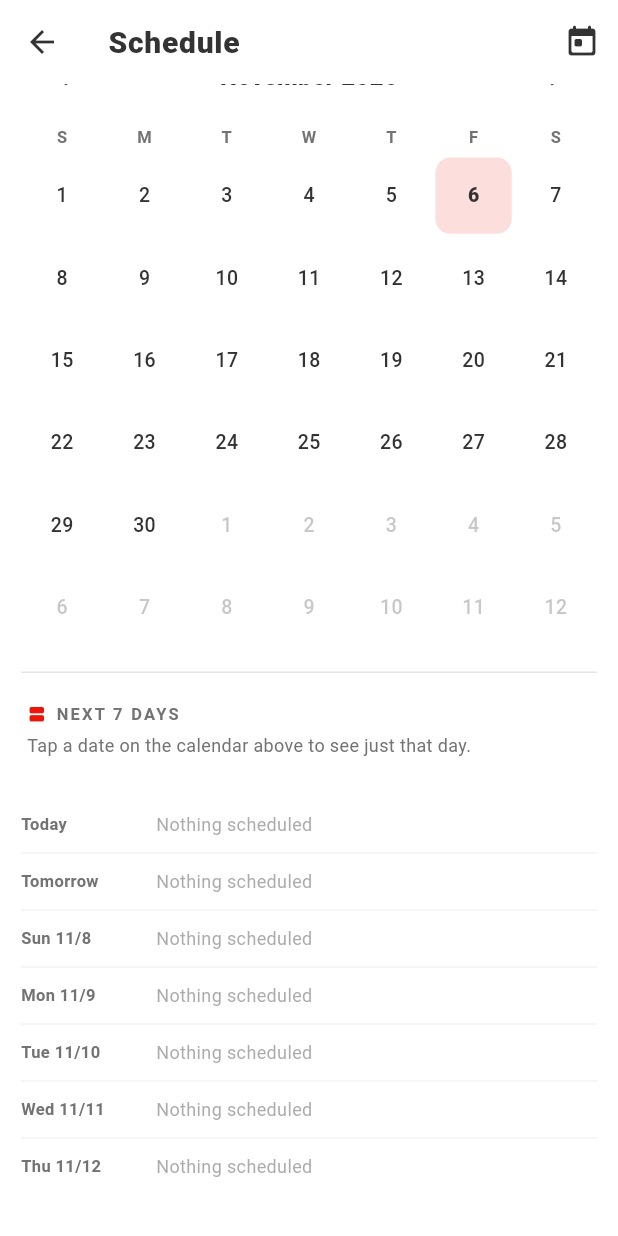
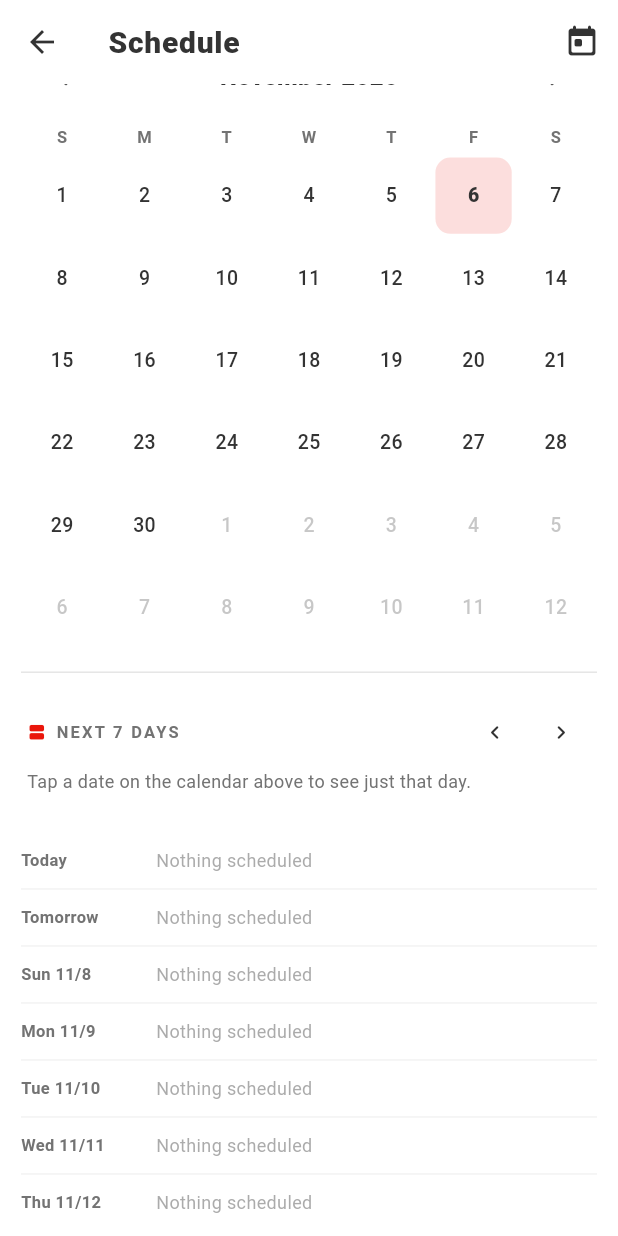
Before and after one commit to marquezluis/f3-digital-weinke, a Flutter app: the ScheduleScreen screen opened directly, scrolled down 47 dp, on a phone screen of 412 x 824 dp. Run offline on Flutter 3.47's test engine with Material 3 defaults, Android fonts, the phone set to English and light mode, and no system bars; our stand-ins replace clock, confetti, flutter_local_notifications, flutter_map, flutter_secure_storage, flutter_tts and 10 more; missing offline and left inert: flutter_appauth; accounts and stored records are empty.

Commit message:
feat(schedule): add week-level navigation to the agenda (CAL-01)
Schedule's plain (unfiltered) agenda always showed a fixed "today
through +7 days" window with no way to look at any other week — the
month-grid calendar already had prev/next navigation, but the agenda
list underneath it didn't.

- Added _agendaWeekStart (defaults to today) as the window's anchor,
  and _shiftAgendaWeek(±1) to move it in 7-day steps, refetching via
  the same explicit-`from` pattern _loadCalendarMonth already uses
  for past months — the API has no end-date filter, so fetching from
  an earlier date still returns today/future events too.
- _load()'s windowing now reads from _agendaWeekStart instead of a
  hardcoded "today" for the plain agenda; the filtered-agenda's
  90-day-forward cap stays anchored to real today, unaffected (it was
  never week-nav's concern).
- Fixed a latent mislabeling bug this surfaced: _dayLabel's
  "Today"/"Tomorrow" special-casing was being fed the loop index,
  which is only equal to "days since real today" while viewing the
  current week. Viewing a different week now computes the true
  day-vs-today offset instead.
- "Jump to today" (existing AppBar action) now also resets the
  agenda's week, not just the calendar grid's month.

flutter analyze and flutter test (281 tests) both clean.

Co-Authored-By: Claude Sonnet 5 <noreply@anthropic.com>
Claude-Session: https://claude.ai/code/session_016UgMxBWcJs5YerfT15godc

```diff
--- a/lib/l10n/app_en.arb
+++ b/lib/l10n/app_en.arb
@@ -270,6 +270,8 @@
   "scheduleTitle": "Schedule",
   "scheduleJumpToday": "Jump to today",
   "scheduleNext7Days": "NEXT 7 DAYS",
+  "scheduleWeekPrevious": "Previous week",
+  "scheduleWeekNext": "Next week",
   "scheduleUpcomingFiltered": "UPCOMING",
   "scheduleTapDateHint": "Tap a date on the calendar above to see just that day.",
   "scheduleNoMatches": "No matches",
--- a/lib/l10n/app_es.arb
+++ b/lib/l10n/app_es.arb
@@ -132,6 +132,8 @@
   "scheduleTitle": "Horario",
   "scheduleJumpToday": "Ir a hoy",
   "scheduleNext7Days": "PRÓXIMOS 7 DÍAS",
+  "scheduleWeekPrevious": "Semana anterior",
+  "scheduleWeekNext": "Semana siguiente",
   "scheduleUpcomingFiltered": "PRÓXIMOS",
   "scheduleTapDateHint": "Toca una fecha en el calendario de arriba para ver solo ese día.",
   "scheduleNoMatches": "Sin coincidencias",
--- a/lib/l10n/app_fr.arb
+++ b/lib/l10n/app_fr.arb
@@ -132,6 +132,8 @@
   "scheduleTitle": "Horaire",
   "scheduleJumpToday": "Aller à aujourd'hui",
   "scheduleNext7Days": "LES 7 PROCHAINS JOURS",
+  "scheduleWeekPrevious": "Semaine précédente",
+  "scheduleWeekNext": "Semaine suivante",
   "scheduleUpcomingFiltered": "À VENIR",
   "scheduleTapDateHint": "Touche une date sur le calendrier ci-dessus pour voir seulement ce jour.",
   "scheduleNoMatches": "Aucun résultat",
--- a/lib/l10n/app_localizations.dart
+++ b/lib/l10n/app_localizations.dart
@@ -856,6 +856,18 @@ abstract class AppLocalizations {
   /// **'NEXT 7 DAYS'**
   String get scheduleNext7Days;
 
+  /// No description provided for @scheduleWeekPrevious.
+  ///
+  /// In en, this message translates to:
+  /// **'Previous week'**
+  String get scheduleWeekPrevious;
+
+  /// No description provided for @scheduleWeekNext.
+  ///
+  /// In en, this message translates to:
+  /// **'Next week'**
+  String get scheduleWeekNext;
+
   /// No description provided for @scheduleUpcomingFiltered.
   ///
   /// In en, this message translates to:
--- a/lib/l10n/app_localizations_en.dart
+++ b/lib/l10n/app_localizations_en.dart
@@ -443,6 +443,12 @@ class AppLocalizationsEn extends AppLocalizations {
 
   @override
   String get scheduleNext7Days => 'NEXT 7 DAYS';
+
+  @override
+  String get scheduleWeekPrevious => 'Previous week';
+
+  @override
+  String get scheduleWeekNext => 'Next week';
 
   @override
   String get scheduleUpcomingFiltered => 'UPCOMING';
--- a/lib/l10n/app_localizations_es.dart
+++ b/lib/l10n/app_localizations_es.dart
@@ -448,6 +448,12 @@ class AppLocalizationsEs extends AppLocalizations {
 
   @override
   String get scheduleNext7Days => 'PRÓXIMOS 7 DÍAS';
+
+  @override
+  String get scheduleWeekPrevious => 'Semana anterior';
+
+  @override
+  String get scheduleWeekNext => 'Semana siguiente';
 
   @override
   String get scheduleUpcomingFiltered => 'PRÓXIMOS';
--- a/lib/l10n/app_localizations_fr.dart
+++ b/lib/l10n/app_localizations_fr.dart
@@ -450,6 +450,12 @@ class AppLocalizationsFr extends AppLocalizations {
 
   @override
   String get scheduleNext7Days => 'LES 7 PROCHAINS JOURS';
+
+  @override
+  String get scheduleWeekPrevious => 'Semaine précédente';
+
+  @override
+  String get scheduleWeekNext => 'Semaine suivante';
 
   @override
   String get scheduleUpcomingFiltered => 'À VENIR';
--- a/lib/screens/schedule_screen.dart
+++ b/lib/screens/schedule_screen.dart
@@ -97,16 +97,42 @@ class _ScheduleScreenState extends State<ScheduleScreen> {
   bool _loadingCalendar = false;
   List<F3EventInstance> _calendarEvents = []; // whichever month is displayed
 
-  /// "Today" action: jumps the calendar back to the current month and clears
-  /// any selected date, returning to the default 7-day agenda.
+  static DateTime _todayNormalized() {
+    final now = DateTime.now();
+    return DateTime(now.year, now.month, now.day);
+  }
+
+  // CAL-01 in the official-app wireframes: lets the plain (unfiltered)
+  // agenda be navigated week by week instead of always showing a fixed
+  // "today through +7 days" window. Defaults to today — _buildWeekAgenda's
+  // 8-day window (today through +7) is unchanged until this is navigated.
+  DateTime _agendaWeekStart = _todayNormalized();
+
+  /// "Today" action: jumps the calendar back to the current month, resets
+  /// the week agenda back to today, and clears any selected date.
   void _resetToToday() {
     final currentMonth = DateTime(DateTime.now().year, DateTime.now().month);
     final monthChanged = currentMonth != _calendarMonth;
+    final weekChanged = _agendaWeekStart != _todayNormalized();
     setState(() {
       _calendarMonth = currentMonth;
+      _agendaWeekStart = _todayNormalized();
       _selectedDay = null;
     });
     if (monthChanged) _loadCalendarMonth();
+    if (weekChanged) _load();
+  }
+
+  /// Shifts the week agenda by [deltaWeeks] (±1) and refetches anchored to
+  /// the new start — mirrors _changeMonth's pattern of an explicit [from]
+  /// so navigating to a past week still returns those events (the API has
+  /// no end-date filter, so "from the past" still returns today/future
+  /// too; _load's own windowing trims back down to 8 days).
+  void _shiftAgendaWeek(int deltaWeeks) {
+    setState(() {
+      _agendaWeekStart = _agendaWeekStart.add(Duration(days: 7 * deltaWeeks));
+    });
+    _load();
   }
 
   /// Fetches everything from the 1st of [_calendarMonth] through a generous
@@ -190,28 +216,35 @@ class _ScheduleScreenState extends State<ScheduleScreen> {
     final profile = context.read<AppProfileService>();
     final token = await auth.getF3AccessToken();
     final userId = int.tryParse(profile.authUserId);
-    final events =
-        await api.getUpcomingBeatdowns(userAccessToken: token, userId: userId);
+    // Anchored to _agendaWeekStart, not always "today" — week-nav
+    // (_shiftAgendaWeek) can move this into the past or further future; the
+    // API has no end-date filter, so fetching "from" an earlier date still
+    // returns today/future events too, same as _loadCalendarMonth already
+    // relies on for past months.
+    final events = await api.getUpcomingBeatdowns(
+        userAccessToken: token, userId: userId, from: _agendaWeekStart);
     if (!mounted) return;
-    // Recurring series now generate instances a year+ out — Schedule only
-    // shows today through the next 7 days. Today's events stay even once
-    // their time has passed (someone may still need to HC/take-Q after the
-    // fact), so this is a date-only cutoff, not a time-of-day one.
-    final today = DateTime.now();
-    final todayStart = DateTime(today.year, today.month, today.day);
-    final windowEnd = todayStart.add(const Duration(days: 8));
+    // Recurring series now generate instances a year+ out — the plain
+    // agenda only shows an 8-day window starting at _agendaWeekStart.
+    // Today's events stay even once their time has passed (someone may
+    // still need to HC/take-Q after the fact), so this is a date-only
+    // cutoff, not a time-of-day one.
+    final windowEnd = _agendaWeekStart.add(const Duration(days: 8));
     final windowed = events.where((e) {
       final d = DateTime(e.date.year, e.date.month, e.date.day);
-      return !d.isBefore(todayStart) && d.isBefore(windowEnd);
+      return !d.isBefore(_agendaWeekStart) && d.isBefore(windowEnd);
     }).toList();
     // A filtered view (AO/type/mine) can otherwise show whatever the
     // ~200-event over-fetch happens to reach — for a sparse AO that could be
-    // years out. Cap the filtered source to a sane forward window; the plain
-    // 7-day agenda above is unaffected since it reads _events, not this.
+    // years out. Cap the filtered source to a sane forward window from
+    // *today* (not _agendaWeekStart — the filtered agenda isn't week-nav
+    // aware, see _buildFilteredAgenda); the plain 7-day agenda above is
+    // unaffected since it reads _events, not this.
+    final todayStart = _todayNormalized();
     final filteredCap = todayStart.add(const Duration(days: 90));
     final capped = events.where((e) {
       final d = DateTime(e.date.year, e.date.month, e.date.day);
-      return d.isBefore(filteredCap);
+      return !d.isBefore(todayStart) && d.isBefore(filteredCap);
     }).toList();
     setState(() {
       _events = windowed;
@@ -417,12 +450,15 @@ class _ScheduleScreenState extends State<ScheduleScreen> {
     );
   }
 
-  /// Default state (no date tapped): the next 7 days, one section each,
-  /// shown whether or not that specific day has anything scheduled.
+  /// Default state (no date tapped): an 8-day window starting at
+  /// _agendaWeekStart (today by default), one section each, shown whether
+  /// or not that specific day has anything scheduled. Navigable week by
+  /// week via _shiftAgendaWeek (CAL-01 in the official-app wireframes) —
+  /// previously always showed a fixed "today through +7 days" window with
+  /// no way to look at any other week.
   Widget _buildWeekAgenda(BuildContext context) {
     final l10n = AppLocalizations.of(context)!;
-    final today = DateTime.now();
-    final todayStart = DateTime(today.year, today.month, today.day);
+    final viewingCurrentWeek = _agendaWeekStart == _todayNormalized();
     return Column(
       crossAxisAlignment: CrossAxisAlignment.start,
       children: [
@@ -432,12 +468,34 @@ class _ScheduleScreenState extends State<ScheduleScreen> {
             const Icon(Icons.view_agenda_rounded,
                 size: 13, color: F3Colors.accent),
             const SizedBox(width: 6),
-            Text(l10n.scheduleNext7Days,
-                style: TextStyle(
-                    color: context.f3textMuted,
-                    fontSize: 11,
-                    fontWeight: FontWeight.w700,
-                    letterSpacing: 1.5)),
+            Expanded(
+              child: Text(
+                  viewingCurrentWeek
+                      ? l10n.scheduleNext7Days
+                      : '${_fmtDate(_agendaWeekStart)} – ${_fmtDate(_agendaWeekStart.add(const Duration(days: 7)))}',
+                  style: TextStyle(
+                      color: context.f3textMuted,
+                      fontSize: 11,
+                      fontWeight: FontWeight.w700,
+                      letterSpacing: 1.5)),
+            ),
+            IconButton(
+              tooltip: l10n.scheduleWeekPrevious,
+              icon: const Icon(Icons.chevron_left_rounded, size: 18),
+              visualDensity: VisualDensity.compact,
+              padding: EdgeInsets.zero,
+              constraints: const BoxConstraints(),
+              onPressed: () => _shiftAgendaWeek(-1),
+            ),
+            const SizedBox(width: 4),
+            IconButton(
+              tooltip: l10n.scheduleWeekNext,
+              icon: const Icon(Icons.chevron_right_rounded, size: 18),
+              visualDensity: VisualDensity.compact,
+              padding: EdgeInsets.zero,
+              constraints: const BoxConstraints(),
+              onPressed: () => _shiftAgendaWeek(1),
+            ),
           ]),
         ),
         Padding(
@@ -456,7 +514,14 @@ class _ScheduleScreenState extends State<ScheduleScreen> {
           )
         else
           ...List.generate(7, (i) {
-            final day = todayStart.add(Duration(days: i));
+            final day = _agendaWeekStart.add(Duration(days: i));
+            // The real offset from today, not the loop index — i is only
+            // "days since the window start," which is the same thing as
+            // "days since today" only while viewing the current week.
+            // Elsewhere it would mislabel e.g. day 0 of next week as
+            // "Today."
+            final trueOffsetFromToday =
+                day.difference(_todayNormalized()).inDays;
             final dayEvents = _filteredEvents
                 .where((e) =>
                     e.date.year == day.year &&
@@ -473,7 +538,7 @@ class _ScheduleScreenState extends State<ScheduleScreen> {
                     child: Row(children: [
                       SizedBox(
                         width: 90,
-                        child: Text(_dayLabel(day, i, short: true),
+                        child: Text(_dayLabel(day, trueOffsetFromToday, short: true),
                             style: TextStyle(
                                 color: context.f3textMuted,
                                 fontSize: 11,
@@ -497,7 +562,7 @@ class _ScheduleScreenState extends State<ScheduleScreen> {
                       crossAxisAlignment: CrossAxisAlignment.start,
                       children: [
                         Text(
-                          _dayLabel(day, i),
+                          _dayLabel(day, trueOffsetFromToday),
                           style: TextStyle(
                               color: context.f3textMuted,
                               fontSize: 11,
```
Also changed, not shown: 1 other file.
